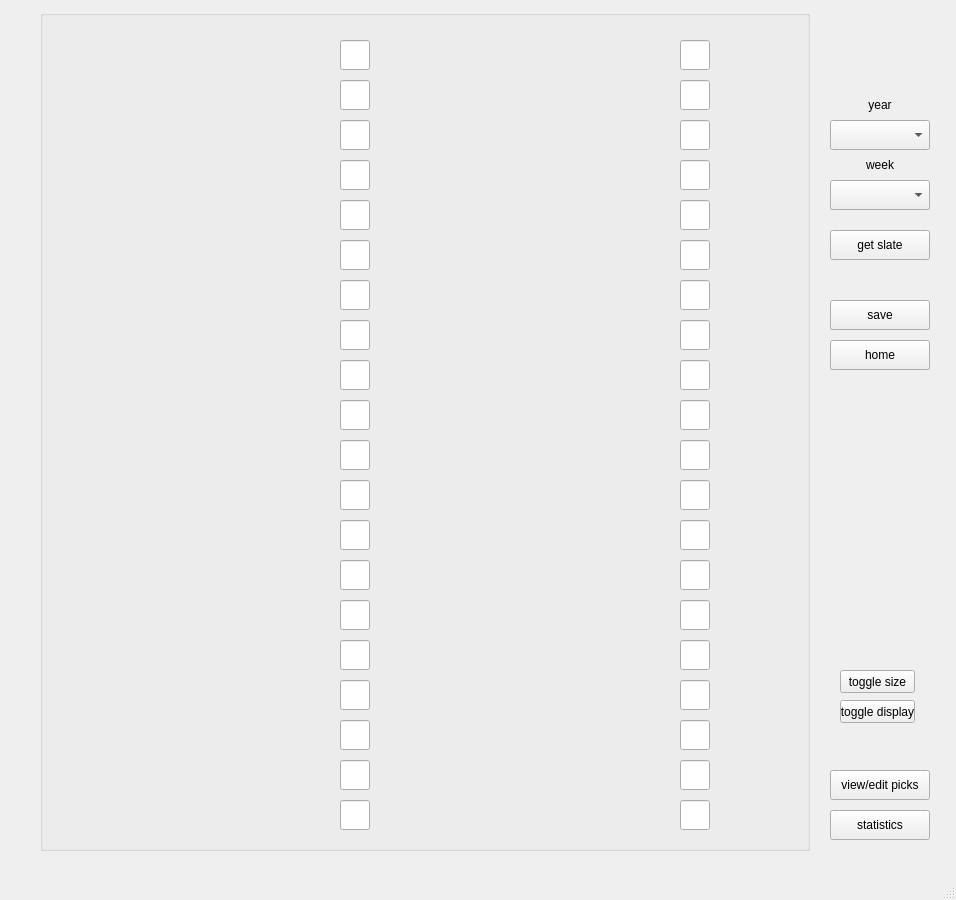
Old version of the form nfl_picks.ui in the repository midnighter67/NFLPicks.
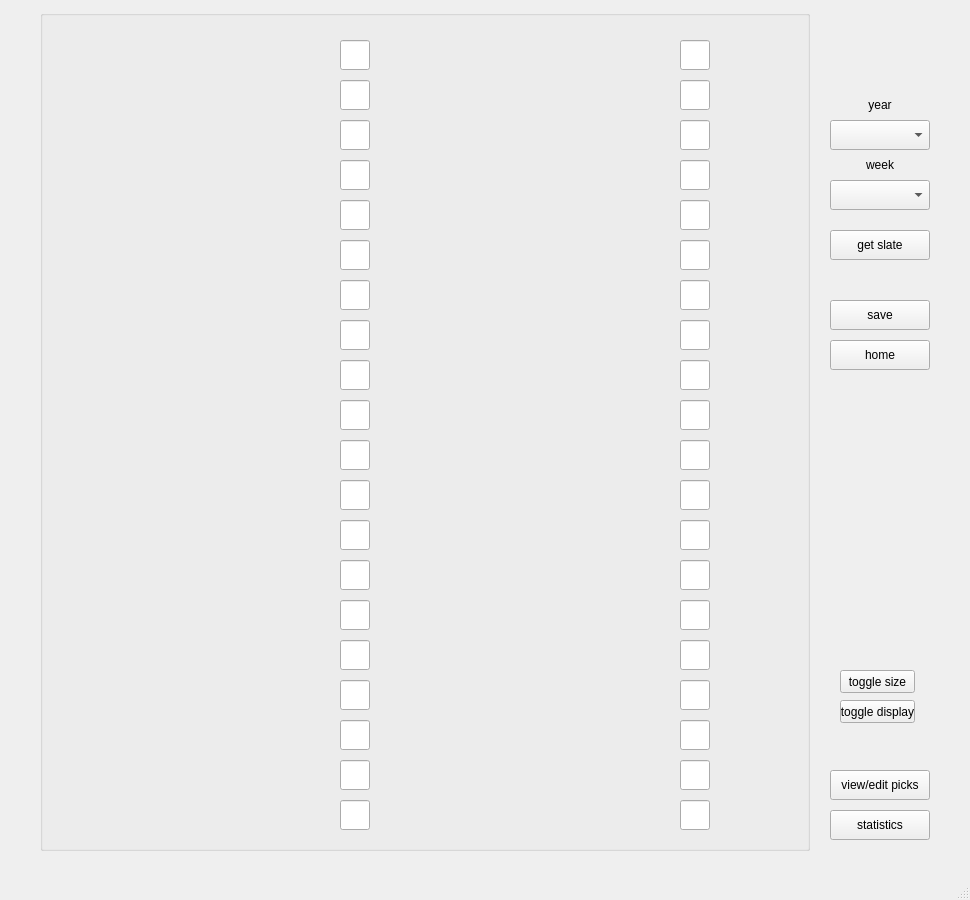
New version of the form.

Commit message: Fixed rounding error for percentage calculation

```diff
--- a/nfl_picks.ui
+++ b/nfl_picks.ui
@@ -6,7 +6,7 @@
    <rect>
     <x>0</x>
     <y>0</y>
-    <width>956</width>
+    <width>970</width>
     <height>900</height>
    </rect>
   </property>
@@ -3203,9 +3203,9 @@
    <widget class="QLabel" name="recordLabel">
     <property name="geometry">
      <rect>
-      <x>850</x>
+      <x>830</x>
       <y>420</y>
-      <width>60</width>
+      <width>100</width>
       <height>30</height>
      </rect>
     </property>
@@ -3227,9 +3227,9 @@
    <widget class="QLabel" name="percentageLabel">
     <property name="geometry">
      <rect>
-      <x>850</x>
+      <x>830</x>
       <y>450</y>
-      <width>60</width>
+      <width>100</width>
       <height>30</height>
      </rect>
     </property>
@@ -3248,6 +3248,27 @@
      <set>Qt::AlignLeading|Qt::AlignLeft|Qt::AlignVCenter</set>
     </property>
    </widget>
+   <widget class="QLabel" name="percentageLabel">
+    <property name="geometry">
+     <rect>
+      <x>830</x>
+      <y>480</y>
+      <width>100</width>
+      <height>30</height>
+     </rect>
+    </property>
+    <property name="font">
+     <font>
+      <family>Times New Roman</family>
+      <pointsize>16</pointsize>
+      <weight>75</weight>
+      <bold>true</bold>
+     </font>
+    </property>
+    <property name="text">
+     <string/>
+    </property>
+   </widget>
   </widget>
   <widget class="QMenuBar" name="menubar">
    <property name="geometry">
```
Left out of the diff: 6 changed lines with no effect on the pictures. The commit also changes 1 other file.
